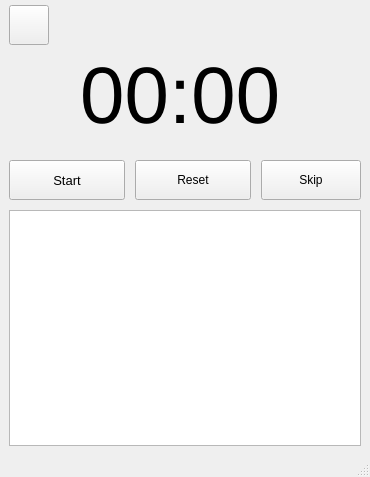
Qt form ui/mainwindow.ui (TiagoSBO/qt-pomodoro-timer) before a commit.
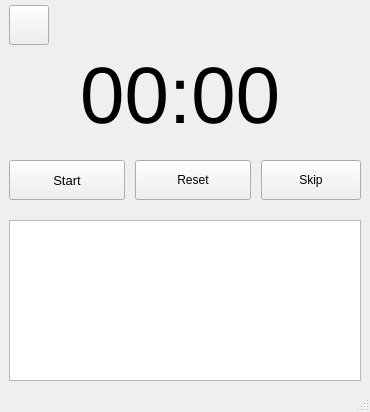
The same form after that commit.

Commit message: style: Table and screen size adjustments

```diff
--- a/ui/mainwindow.ui
+++ b/ui/mainwindow.ui
@@ -7,9 +7,21 @@
     <x>0</x>
     <y>0</y>
     <width>370</width>
-    <height>477</height>
+    <height>412</height>
    </rect>
   </property>
+  <property name="minimumSize">
+   <size>
+    <width>370</width>
+    <height>412</height>
+   </size>
+  </property>
+  <property name="maximumSize">
+   <size>
+    <width>370</width>
+    <height>540</height>
+   </size>
+  </property>
   <property name="windowTitle">
    <string>MainWindow</string>
   </property>
@@ -220,7 +232,41 @@
      </layout>
     </item>
     <item>
-     <widget class="QTableWidget" name="tableSessionLogs"/>
+     <widget class="QWidget" name="widget_Table" native="true">
+      <layout class="QHBoxLayout" name="horizontalLayout_3">
+       <property name="spacing">
+        <number>0</number>
+       </property>
+       <property name="leftMargin">
+        <number>0</number>
+       </property>
+       <property name="topMargin">
+        <number>10</number>
+       </property>
+       <property name="rightMargin">
+        <number>0</number>
+       </property>
+       <property name="bottomMargin">
+        <number>0</number>
+       </property>
+       <item>
+        <widget class="QTableWidget" name="tableSessionLogs">
+         <property name="sizeAdjustPolicy">
+          <enum>QAbstractScrollArea::SizeAdjustPolicy::AdjustIgnored</enum>
+         </property>
+         <property name="showGrid">
+          <bool>true</bool>
+         </property>
+         <property name="gridStyle">
+          <enum>Qt::PenStyle::SolidLine</enum>
+         </property>
+         <attribute name="horizontalHeaderMinimumSectionSize">
+          <number>34</number>
+         </attribute>
+        </widget>
+       </item>
+      </layout>
+     </widget>
     </item>
    </layout>
   </widget>
```
The commit also changes 1 other file.
